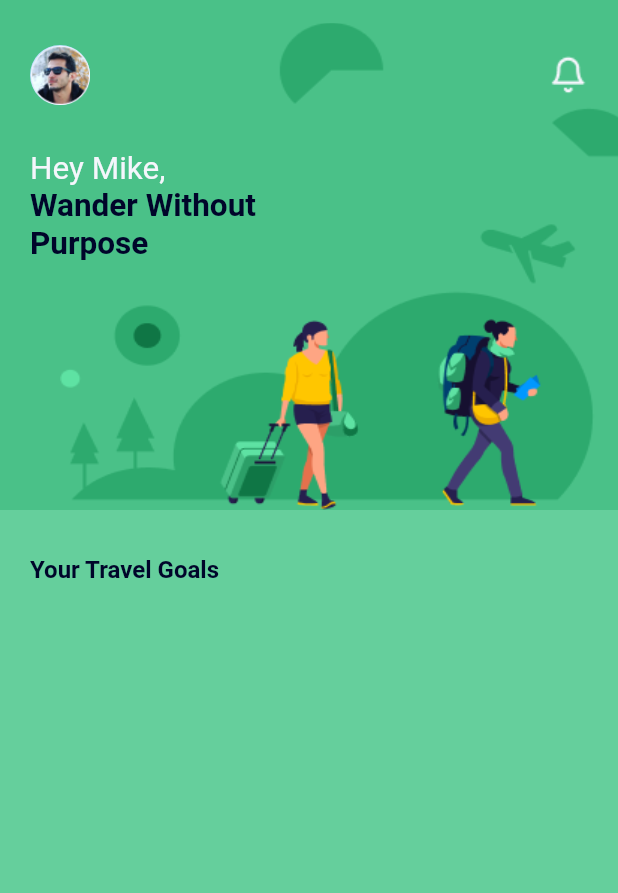
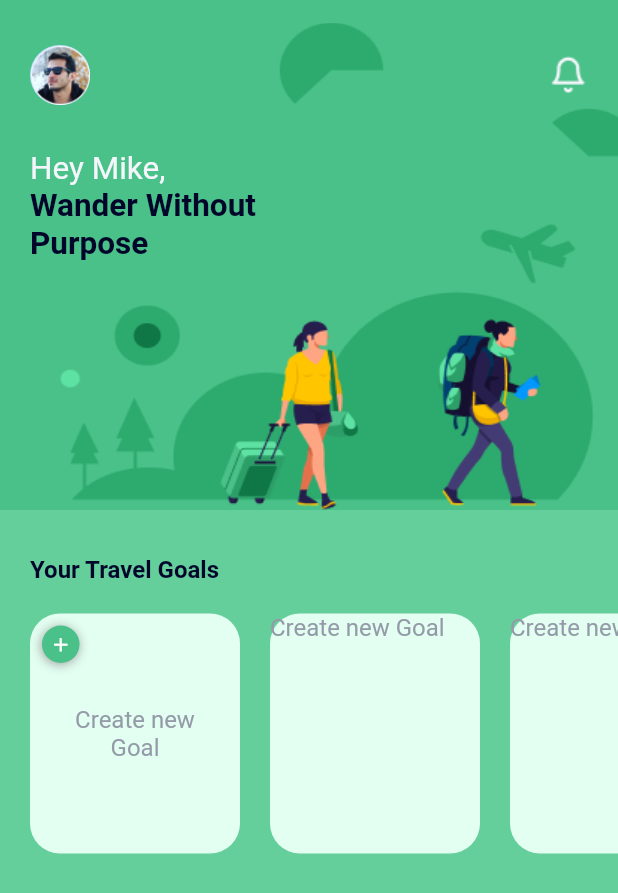
Before and after one commit to csandun/travel_buddy_flutterui1, a Flutter app: the screen it shows after launch, on a phone screen of 412 x 824 dp. Shown: the top 893 px of the screen. Run offline on Flutter 3.47's test engine with Material 2 defaults, Android fonts, the phone set to English and light mode, and no system bars.

Commit message:
slide list

```diff
--- a/lib/screens/home-page.dart
+++ b/lib/screens/home-page.dart
@@ -6,6 +6,32 @@ class HomePage extends StatefulWidget {
 }
 
 class _HomePageState extends State<HomePage> {
+  Widget _biuldGoad() {
+    return Padding(
+      padding: const EdgeInsets.only(right: 20.0, top: 20, bottom: 20),
+      child: Container(
+        width: 140.0,
+        height: 160,
+        decoration: BoxDecoration(
+          borderRadius: BorderRadius.circular(20),
+          color: Color(0xffE2FFF1),
+        ),
+        child: Stack(
+          children: <Widget>[
+            Text(
+              "Create new Goal",
+              style: TextStyle(
+                color: Color(0xff949AA8),
+                fontWeight: FontWeight.w400,
+                fontSize: 16,
+              ),
+            ),
+          ],
+        ),
+      ),
+    );
+  }
+
   @override
   Widget build(BuildContext context) {
     return Scaffold(
@@ -74,16 +100,87 @@ class _HomePageState extends State<HomePage> {
                 width: double.infinity,
                 color: Theme.of(context).accentColor,
                 child: Padding(
-                  padding: EdgeInsets.only(top: 30, left: 20),
+                  padding: EdgeInsets.only(top: 30),
                   child: Column(
                     crossAxisAlignment: CrossAxisAlignment.start,
                     children: <Widget>[
-                      Text(
-                        "Your Travel Goals",
-                        style: TextStyle(
-                          color: Color(0xff00052A),
-                          fontWeight: FontWeight.bold,
-                          fontSize: 16,
+                      Padding(
+                        padding: EdgeInsets.only(left: 20),
+                        child: Text(
+                          "Your Travel Goals",
+                          style: TextStyle(
+                            color: Color(0xff00052A),
+                            fontWeight: FontWeight.bold,
+                            fontSize: 16,
+                          ),
+                        ),
+                      ),
+                      Container(
+                        height: 200.0,
+                        child: ListView(
+                          scrollDirection: Axis.horizontal,
+                          children: <Widget>[
+                            Padding(
+                              padding: const EdgeInsets.all(20.0),
+                              child: Container(
+                                width: 140.0,
+                                height: 160,
+                                decoration: BoxDecoration(
+                                  borderRadius: BorderRadius.circular(20),
+                                  color: Color(0xffE2FFF1),
+                                ),
+                                child: Stack(
+                                  children: <Widget>[
+                                    Positioned(
+                                      top: 8,
+                                      left: 8,
+                                      child: Container(
+                                        width: 25,
+                                        height: 25,
+                                        child: Icon(
+                                          Icons.add,
+                                          size: 15,
+                                          color: Colors.white,
+                                        ),
+                                        decoration: BoxDecoration(
+                                          shape: BoxShape.circle,
+                                          color: Theme.of(context).primaryColor,
+                                          boxShadow: [
+                                            BoxShadow(blurRadius: 5,
+                                            offset: Offset(-0.5, 1),
+                                            color: Colors.grey)
+                                          ],
+                                        ),
+                                      ),
+                                    ),
+                                    Padding(
+                                      padding: const EdgeInsets.only(
+                                          left: 20.0, right: 20),
+                                      child: Column(
+                                        mainAxisAlignment:
+                                            MainAxisAlignment.center,
+                                        crossAxisAlignment:
+                                            CrossAxisAlignment.center,
+                                        children: <Widget>[
+                                          Text(
+                                            "Create new Goal",
+                                            textAlign: TextAlign.center,
+                                            style: TextStyle(
+                                              color: Color(0xff949AA8),
+                                              fontWeight: FontWeight.w400,
+                                              fontSize: 16,
+                                            ),
+                                          ),
+                                        ],
+                                      ),
+                                    ),
+                                  ],
+                                ),
+                              ),
+                            ),
+                            _biuldGoad(),
+                            _biuldGoad(),
+                          ],
                         ),
                       ),
                     ],
```
Also changed, not shown: assets/images/mountain.jpg (added).
